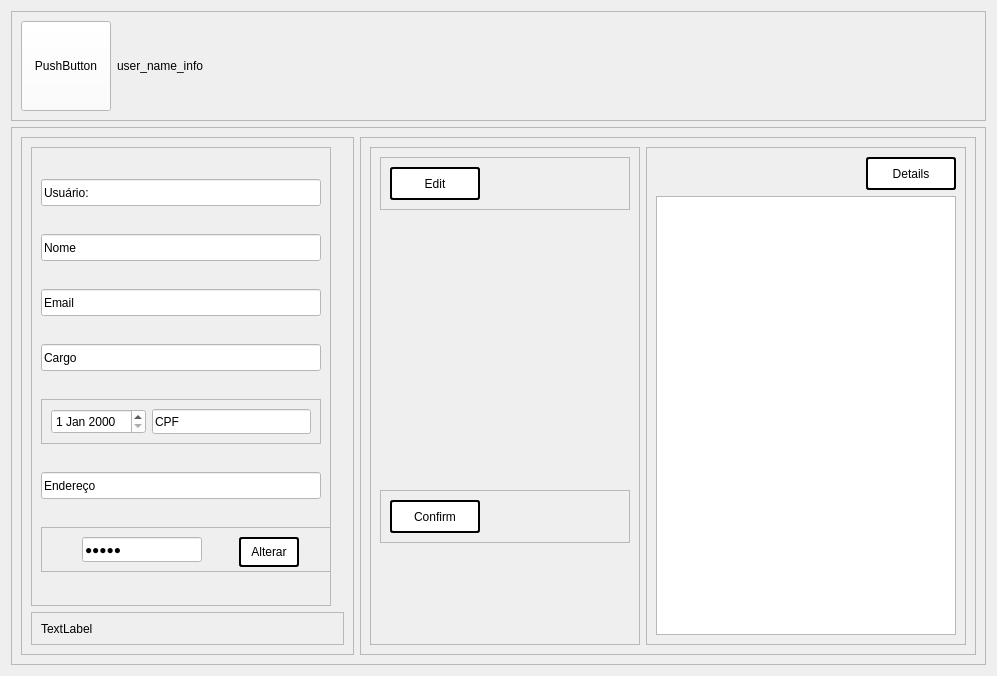
First picture: the form in PATP/asset_ctrl/templates/interfaces/user_details.ui, repository eduardogm22/controle_patrimonio, before the edit.
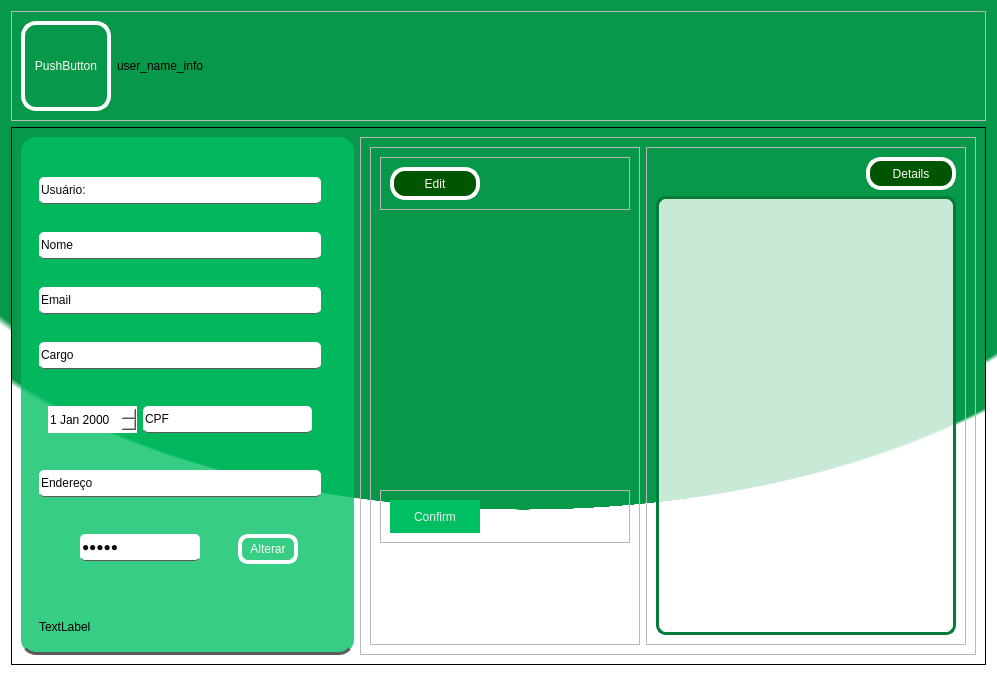
Second picture: the form after the edit.

```diff
--- a/PATP/asset_ctrl/templates/interfaces/user_details.ui
+++ b/PATP/asset_ctrl/templates/interfaces/user_details.ui
@@ -13,9 +13,18 @@
   <property name="windowTitle">
    <string>Form</string>
   </property>
+  <property name="styleSheet">
+   <string notr="true">background-color : rgb(255, 248, 248);
+
+background-color:qradialgradient(spread:pad, cx:0.525, cy:0, radius:0.711, fx:0.550202, fy:0.709842, stop:0.641791 rgba(7, 153, 73, 255), stop:0.965174 rgba(7, 153, 73, 255), stop:1 rgba(255, 255, 255, 255))</string>
+  </property>
   <layout class="QVBoxLayout" name="verticalLayout">
    <item>
     <widget class="QFrame" name="header">
+     <property name="styleSheet">
+      <string notr="true">background-color: 0;
+border-bottom:0</string>
+     </property>
      <property name="frameShape">
       <enum>QFrame::StyledPanel</enum>
      </property>
@@ -38,7 +47,22 @@
          </size>
         </property>
         <property name="styleSheet">
-         <string notr="true">background-color:white;</string>
+         <string notr="true">QPushButton { color:rgb(254, 253, 247);
+	border-radius:15px;		
+	border: 4px solid rgb(255, 255, 255);
+
+ }
+
+QPushButton:hover{background-color:#057A3A;color:white}
+
+QPushButton:pressed{
+ padding-left: 5px;
+ padding-top:5px;
+ 
+	background-color: rgb(0, 85, 0);
+ 
+}
+</string>
         </property>
         <property name="text">
          <string>PushButton</string>
@@ -47,6 +71,10 @@
       </item>
       <item>
        <widget class="QLabel" name="label_2">
+        <property name="styleSheet">
+         <string notr="true">background-color: 0;
+border-bottom:0</string>
+        </property>
         <property name="text">
          <string>user_name_info</string>
         </property>
@@ -78,6 +106,12 @@
           <height>16777215</height>
          </size>
         </property>
+        <property name="styleSheet">
+         <string notr="true">background-color : rgba(0, 191, 99,199);
+border-radius: 15px;
+
+border-bottom: 3px solid rgb(91, 91, 91)</string>
+        </property>
         <property name="frameShape">
          <enum>QFrame::StyledPanel</enum>
         </property>
@@ -99,6 +133,10 @@
              <height>16777215</height>
             </size>
            </property>
+           <property name="styleSheet">
+            <string notr="true">border:none;
+background-color:transparent;</string>
+           </property>
            <property name="frameShape">
             <enum>QFrame::StyledPanel</enum>
            </property>
@@ -115,7 +153,14 @@
                </size>
               </property>
               <property name="styleSheet">
-               <string notr="true">background-color:white;</string>
+               <string notr="true">QLineEdit{
+	color:rgb(8, 8, 8);
+background-color:white;
+border-radius: 5px;
+border-bottom: 1px solid rgb(91, 91, 91)
+}
+
+QLineEdit:hover{background-color:rgb(238, 234, 233);color:rgb(181, 178, 177)}</string>
               </property>
               <property name="text">
                <string>Usuário:</string>
@@ -131,7 +176,14 @@
                </size>
               </property>
               <property name="styleSheet">
-               <string notr="true">background-color:white;</string>
+               <string notr="true">QLineEdit{
+	color:rgb(8, 8, 8);
+background-color:white;
+border-radius: 5px;
+border-bottom: 1px solid rgb(91, 91, 91)
+}
+
+QLineEdit:hover{background-color:rgb(238, 234, 233);color:rgb(181, 178, 177)}</string>
               </property>
               <property name="text">
                <string>Nome</string>
@@ -147,7 +199,14 @@
                </size>
               </property>
               <property name="styleSheet">
-               <string notr="true">background-color:white;</string>
+               <string notr="true">QLineEdit{
+	color:rgb(8, 8, 8);
+background-color:white;
+border-radius: 5px;
+border-bottom: 1px solid rgb(91, 91, 91)
+}
+
+QLineEdit:hover{background-color:rgb(238, 234, 233);color:rgb(181, 178, 177)}</string>
               </property>
               <property name="text">
                <string>Email</string>
@@ -163,7 +222,14 @@
                </size>
               </property>
               <property name="styleSheet">
-               <string notr="true">background-color:white;</string>
+               <string notr="true">QLineEdit{
+	color:rgb(8, 8, 8);
+background-color:white;
+border-radius: 5px;
+border-bottom: 1px solid rgb(91, 91, 91)
+}
+
+QLineEdit:hover{background-color:rgb(238, 234, 233);color:rgb(181, 178, 177)}</string>
               </property>
               <property name="text">
                <string>Cargo</string>
@@ -178,6 +244,10 @@
                 <height>45</height>
                </size>
               </property>
+              <property name="styleSheet">
+               <string notr="true">background-color: 0;
+border-bottom:0</string>
+              </property>
               <property name="frameShape">
                <enum>QFrame::StyledPanel</enum>
               </property>
@@ -207,7 +277,14 @@
                   </size>
                  </property>
                  <property name="styleSheet">
-                  <string notr="true">background-color:white;</string>
+                  <string notr="true">QLineEdit{
+	color:rgb(8, 8, 8);
+background-color:white;
+border-radius: 5px;
+border-bottom: 1px solid rgb(91, 91, 91)
+}
+
+QLineEdit:hover{background-color:rgb(238, 234, 233);color:rgb(181, 178, 177)}</string>
                  </property>
                  <property name="text">
                   <string>CPF</string>
@@ -226,7 +303,14 @@
                </size>
               </property>
               <property name="styleSheet">
-               <string notr="true">background-color:white;</string>
+               <string notr="true">QLineEdit{
+	color:rgb(8, 8, 8);
+background-color:white;
+border-radius: 5px;
+border-bottom: 1px solid rgb(91, 91, 91)
+}
+
+QLineEdit:hover{background-color:rgb(238, 234, 233);color:rgb(181, 178, 177)}</string>
               </property>
               <property name="text">
                <string>Endereço</string>
@@ -247,6 +331,9 @@
                 <height>45</height>
                </size>
               </property>
+              <property name="styleSheet">
+               <string notr="true">border:none;</string>
+              </property>
               <property name="frameShape">
                <enum>QFrame::StyledPanel</enum>
               </property>
@@ -269,7 +356,14 @@
                   </size>
                  </property>
                  <property name="styleSheet">
-                  <string notr="true">background-color:white;</string>
+                  <string notr="true">QLineEdit{
+	color:rgb(8, 8, 8);
+background-color:white;
+border-radius: 5px;
+border-bottom: 1px solid rgb(91, 91, 91)
+}
+
+QLineEdit:hover{background-color:rgb(238, 234, 233);color:rgb(181, 178, 177)}</string>
                  </property>
                  <property name="text">
                   <string>Senha</string>
@@ -297,9 +391,21 @@
                   <cursorShape>PointingHandCursor</cursorShape>
                  </property>
                  <property name="styleSheet">
-                  <string notr="true">background-color:white;
-border-radius: 3px;
-border:2px solid black;</string>
+                  <string notr="true">QPushButton { color:rgb(254, 253, 247);
+	border-radius:10px;		
+	border: 4px solid rgb(255, 255, 255);
+
+ }
+
+QPushButton:hover{background-color:#057A3A;color:white}
+
+QPushButton:pressed{
+ padding-left: 5px;
+ padding-top:5px;
+ 
+	background-color: rgb(0, 85, 0);
+ 
+}</string>
                  </property>
                  <property name="text">
                   <string>Alterar</string>
@@ -326,6 +432,10 @@
              <height>33</height>
             </size>
            </property>
+           <property name="styleSheet">
+            <string notr="true">background-color:transparent;
+border:0;</string>
+           </property>
            <property name="frameShape">
             <enum>QFrame::StyledPanel</enum>
            </property>
@@ -335,6 +445,9 @@
            <layout class="QVBoxLayout" name="verticalLayout_3">
             <item>
              <widget class="QLabel" name="label">
+              <property name="styleSheet">
+               <string notr="true">background-color:transparent;</string>
+              </property>
               <property name="text">
                <string>TextLabel</string>
               </property>
@@ -348,6 +461,10 @@
       </item>
       <item>
        <widget class="QFrame" name="frame_2">
+        <property name="styleSheet">
+         <string notr="true">background-color: 0;
+border-bottom:0</string>
+        </property>
         <property name="frameShape">
          <enum>QFrame::StyledPanel</enum>
         </property>
@@ -391,9 +508,22 @@
                   <cursorShape>PointingHandCursor</cursorShape>
                  </property>
                  <property name="styleSheet">
-                  <string notr="true">background-color:white;
-border-radius: 3px;
-border:2px solid black;</string>
+                  <string notr="true">QPushButton { color:rgb(254, 253, 247);
+	border-radius:15px;		
+	border: 4px solid rgb(255, 255, 255);
+	background-color: rgb(0, 85, 0);
+
+ }
+
+QPushButton:hover{background-color:#057A3A;color:white}
+
+QPushButton:pressed{
+ padding-left: 5px;
+ padding-top:5px;
+ 
+	background-color: rgb(0, 85, 0);
+ 
+}</string>
                  </property>
                  <property name="text">
                   <string>Edit</string>
@@ -430,9 +560,22 @@
                   <cursorShape>PointingHandCursor</cursorShape>
                  </property>
                  <property name="styleSheet">
-                  <string notr="true">background-color:white;
-border-radius: 3px;
-border:2px solid black;</string>
+                  <string notr="true">
+
+QPushButton { color: rgb(243, 239, 238);
+	border-radius:20px;		
+	border: 4px solid #00BF63;
+	background-color:#00BF63;
+ }
+
+QPushButton:hover{background-color:rgb(255, 240, 238);color:#00BF63}
+
+QPushButton:pressed{
+ padding-left: 5px;
+ padding-top:5px;
+	background-color: rgb(227, 227, 227);
+ 
+}</string>
                  </property>
                  <property name="text">
                   <string>Confirm</string>
@@ -472,9 +615,22 @@
                <cursorShape>PointingHandCursor</cursorShape>
               </property>
               <property name="styleSheet">
-               <string notr="true">background-color:white;
-border-radius: 3px;
-border:2px solid black;</string>
+               <string notr="true">QPushButton { color:rgb(254, 253, 247);
+	border-radius:15px;		
+	border: 4px solid rgb(255, 255, 255);
+	background-color: rgb(0, 85, 0);
+
+ }
+
+QPushButton:hover{background-color:#057A3A;color:white}
+
+QPushButton:pressed{
+ padding-left: 5px;
+ padding-top:5px;
+ 
+	background-color: rgb(0, 85, 0);
+ 
+}</string>
               </property>
               <property name="text">
                <string>Details</string>
@@ -495,6 +651,13 @@
                 <height>16777215</height>
                </size>
               </property>
+              <property name="styleSheet">
+               <string notr="true">background-color:rgba(255, 255, 255,199);
+border:3px solid #057A3A;
+border-radius:10px
+
+</string>
+              </property>
              </widget>
             </item>
            </layout>
```
